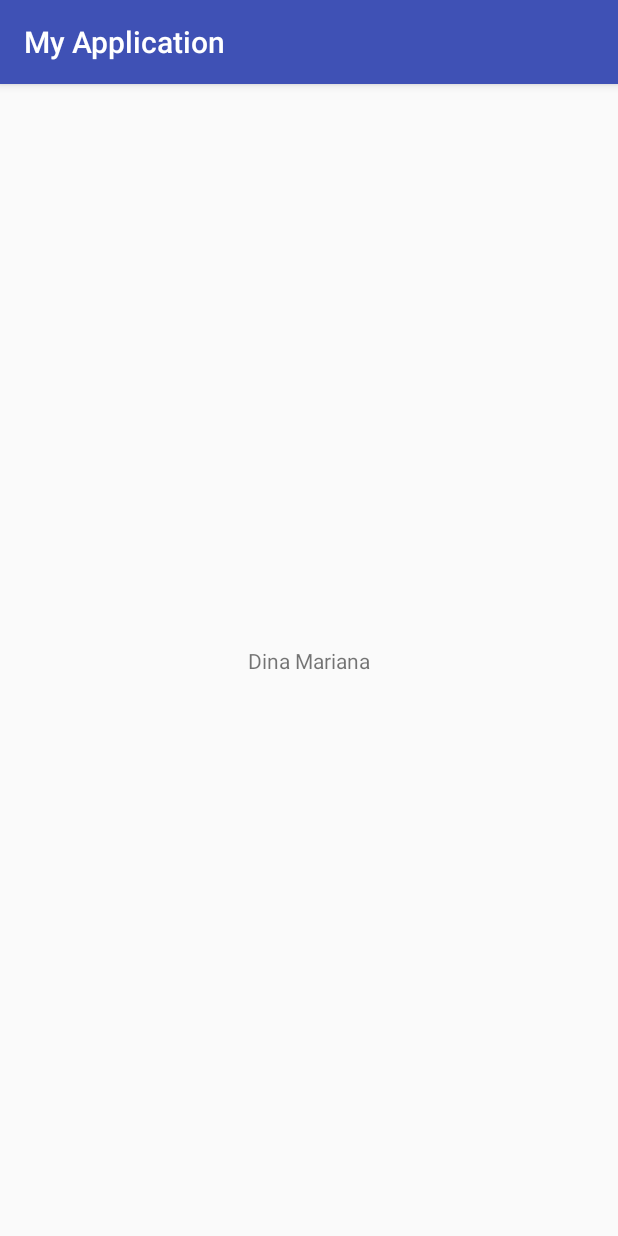
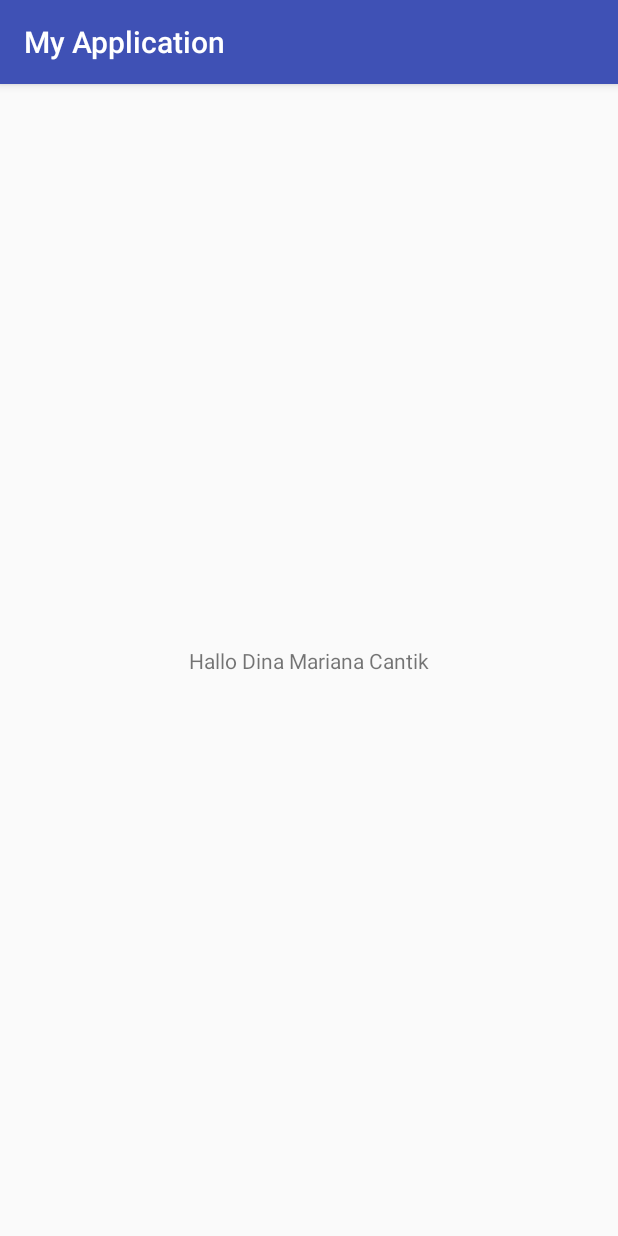
Before and after one commit to DinaMariana/MyApplication5, an Android app: the screen it shows after launch (MainActivity), on a phone screen of 412 x 824 dp. Run offline under Robolectric (Android 15) with nearby library versions, the phone set to English and light mode, and no system bars.

Commit message:
menambahkan hallo dina

```diff
--- a/app/src/main/java/mopro/prak/myapplication/MainActivity.java
+++ b/app/src/main/java/mopro/prak/myapplication/MainActivity.java
@@ -2,8 +2,9 @@ package mopro.prak.myapplication;
 
 import android.support.v7.app.AppCompatActivity;
 import android.os.Bundle;
+//ini program saya : Dina Mariana
+public class MainActivity extends AppCompatActivity {
 
-public class MainActivity extends AppCompatActivity {
 
     @Override
     protected void onCreate(Bundle savedInstanceState) {
--- a/app/src/main/res/layout/activity_main.xml
+++ b/app/src/main/res/layout/activity_main.xml
@@ -9,10 +9,11 @@
     <TextView
         android:layout_width="wrap_content"
         android:layout_height="wrap_content"
-        android:text="Dina Mariana"
+        android:text="Hallo Dina Mariana Cantik"
         app:layout_constraintBottom_toBottomOf="parent"
         app:layout_constraintLeft_toLeftOf="parent"
         app:layout_constraintRight_toRightOf="parent"
         app:layout_constraintTop_toTopOf="parent" />
 
+
 </android.support.constraint.ConstraintLayout>
```
